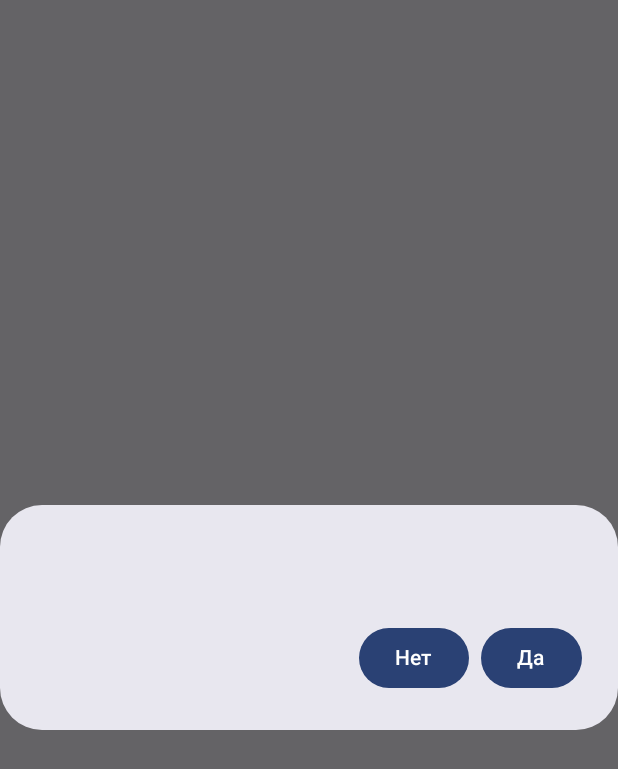
After one commit to CyberTown-SMC-PRIVATE-LIMITED/Kandinsky-Android-client, an Android app built with Jetpack Compose: the composable ConfirmDialog called with empty values, on a phone screen of 412 x 824 dp. The commit adds this screen. Shown: the top 769 px of the screen. Run offline under Robolectric (Android 15) with nearby library versions, the phone set to English and light mode, and no system bars.

Commit message:
MainScreen - added Confirm on delete dialog

```diff
--- /dev/null
+++ b/app/src/main/java/bat/konst/kandinskyclient/ui/components/confirmdialog/ConfirmDialog.kt
@@ -0,0 +1,63 @@
+package bat.konst.kandinskyclient.ui.components.confirmdialog
+
+import androidx.compose.foundation.layout.Column
+import androidx.compose.foundation.layout.fillMaxWidth
+import androidx.compose.foundation.layout.padding
+import androidx.compose.material3.AlertDialog
+import androidx.compose.material3.Button
+import androidx.compose.material3.MaterialTheme
+import androidx.compose.material3.Text
+import androidx.compose.runtime.Composable
+import androidx.compose.ui.Modifier
+import androidx.compose.ui.res.stringResource
+import androidx.compose.ui.text.font.FontWeight
+import androidx.compose.ui.text.style.TextOverflow
+import androidx.compose.ui.unit.dp
+import androidx.compose.ui.unit.sp
+import bat.konst.kandinskyclient.R
+
+@Composable
+fun ConfirmDialog(
+    title: String? = null,
+    content: String,
+    onDismiss: () -> Unit = {},
+    onConfirm: () -> Unit = {}
+) {
+    AlertDialog(
+        modifier = Modifier.fillMaxWidth(),
+        onDismissRequest = {
+            onDismiss()
+        },
+        text = {
+            Column (
+                modifier = Modifier
+                    .fillMaxWidth()
+                    .padding(8.dp),
+            ) {
+                if (!title.isNullOrEmpty()) {
+                    Text(title,
+                        modifier = Modifier.padding(vertical = 8.dp),
+                        style = MaterialTheme.typography.titleMedium)
+                }
+                Text(
+                    text = content,
+                    lineHeight = 14.sp,
+                    fontSize = 13.sp,
+                    fontWeight = FontWeight.Light,
+                    maxLines = 2,
+                    overflow = TextOverflow.Ellipsis
+                )
+            }
+        },
+        dismissButton = {
+            Button(onClick = { onDismiss() }) {
+                Text(text = stringResource(id = R.string.cd_no))
+            }
+        },
+        confirmButton = {
+            Button(onClick = { onConfirm() }) {
+                Text(text = stringResource(id = R.string.cd_yes))
+            }
+        }
+    )
+}
--- a/app/src/main/res/values/strings.xml
+++ b/app/src/main/res/values/strings.xml
@@ -12,6 +12,7 @@
     <string name="ms_add">Добавить</string>
     <string name="ms_settings">Настройки</string>
     <string name="ms_style">Стиль:</string>
+    <string name="ms_confirm_delete">Подтвердите удаление</string>
 
     <string name="cs_save_config">Сохранить конфигурацию</string>
     <string name="cs_key">Ключ</string>
@@ -24,9 +25,11 @@
     <string name="cs_kandinsky_keys_how">Как взять ключи?</string>
     <string name="cs_kandinsky_keys_how_url">https://fusionbrain.ai/docs/doc/poshagovaya-instrukciya-po-upravleniu-api-kluchami/</string>
 
-
     <string name="rs_repeat">Повторить</string>
 
     <string name="ps_share">Поделиться</string>
 
+    <string name="cd_yes">Да</string>
+    <string name="cd_no">Нет</string>
+
 </resources>
```
Also changed, not shown: app/src/main/java/bat/konst/kandinskyclient/ui/screens/main/MainScreen.kt (+28 -1 lines).
